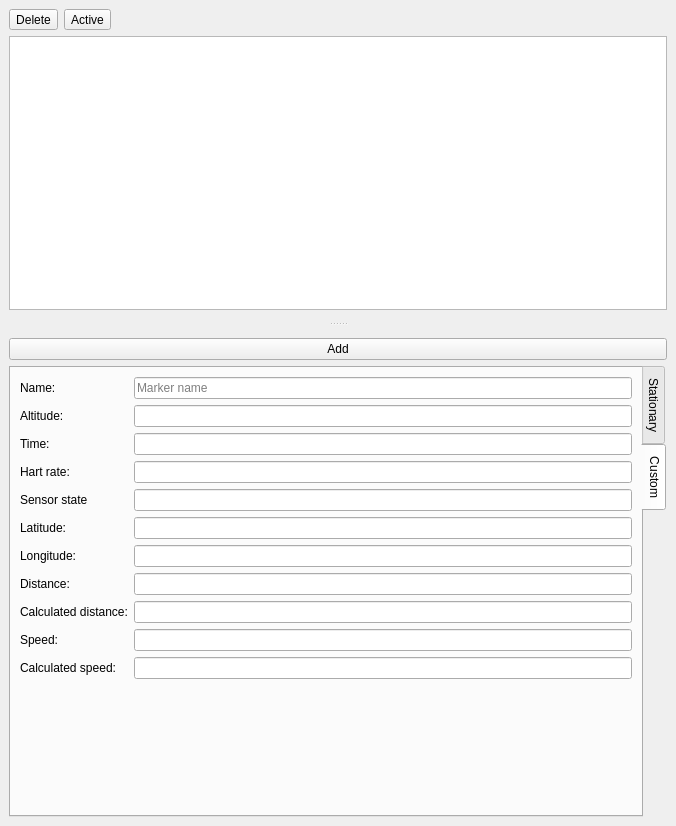
Old version of the form gui/marking_dock.ui in the repository SergiuToporjinschi/GPSTrackEditor.
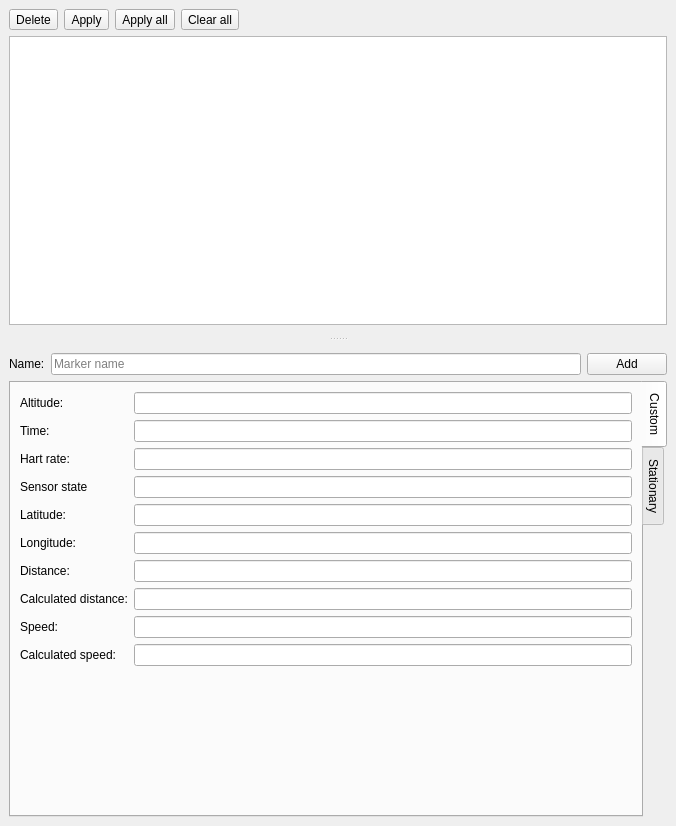
New version of the form. The open tabs and pages were chosen to show the change.

Commit message: Marker with df

```diff
--- a/gui/marking_dock.ui
+++ b/gui/marking_dock.ui
@@ -60,7 +60,7 @@
         </rect>
        </property>
        <property name="autoFillBackground">
-        <bool>false</bool>
+        <bool>true</bool>
        </property>
        <layout class="QVBoxLayout" name="verticalLayout_4">
         <property name="leftMargin">
@@ -108,14 +108,34 @@
               </item>
               <item>
                <widget class="QToolButton" name="toolActivate">
+                <property name="minimumSize">
+                 <size>
+                  <width>45</width>
+                  <height>0</height>
+                 </size>
+                </property>
                 <property name="text">
-                 <string>Active</string>
+                 <string>Apply</string>
                 </property>
                 <property name="checkable">
                  <bool>true</bool>
                 </property>
                </widget>
               </item>
+              <item>
+               <widget class="QToolButton" name="toolActivateAll">
+                <property name="text">
+                 <string>Apply all</string>
+                </property>
+               </widget>
+              </item>
+              <item>
+               <widget class="QToolButton" name="toolClearAll">
+                <property name="text">
+                 <string>Clear all</string>
+                </property>
+               </widget>
+              </item>
               <item>
                <spacer name="horizontalSpacer">
                 <property name="orientation">
@@ -165,6 +185,23 @@
               <property name="leftMargin">
                <number>0</number>
               </property>
+              <item>
+               <widget class="QLabel" name="label_169">
+                <property name="text">
+                 <string>Name:</string>
+                </property>
+                <property name="buddy">
+                 <cstring>editAttrAltitude</cstring>
+                </property>
+               </widget>
+              </item>
+              <item>
+               <widget class="QLineEdit" name="editMarkerName">
+                <property name="placeholderText">
+                 <string>Marker name</string>
+                </property>
+               </widget>
+              </item>
               <item>
                <widget class="QPushButton" name="pushAdd">
                 <property name="text">
@@ -182,35 +219,6 @@
               <property name="currentIndex">
                <number>1</number>
               </property>
-              <widget class="QWidget" name="tabStationary">
-               <attribute name="title">
-                <string>Stationary</string>
-               </attribute>
-               <layout class="QFormLayout" name="formLayout_2">
-                <item row="0" column="0">
-                 <widget class="QLabel" name="label_163">
-                  <property name="sizePolicy">
-                   <sizepolicy hsizetype="Minimum" vsizetype="Minimum">
-                    <horstretch>0</horstretch>
-                    <verstretch>0</verstretch>
-                   </sizepolicy>
-                  </property>
-                  <property name="minimumSize">
-                   <size>
-                    <width>106</width>
-                    <height>0</height>
-                   </size>
-                  </property>
-                  <property name="text">
-                   <string>Tolerance:</string>
-                  </property>
-                 </widget>
-                </item>
-                <item row="0" column="1">
-                 <widget class="QDoubleSpinBox" name="spinBoxStatTolerance"/>
-                </item>
-               </layout>
-              </widget>
               <widget class="QWidget" name="tabCustom">
                <attribute name="title">
                 <string>Custom</string>
@@ -222,7 +230,7 @@
                 <property name="rightMargin">
                  <number>9</number>
                 </property>
-                <item row="1" column="0">
+                <item row="0" column="0">
                  <widget class="QLabel" name="label_167">
                   <property name="text">
                    <string>Altitude:</string>
@@ -232,10 +240,10 @@
                   </property>
                  </widget>
                 </item>
-                <item row="1" column="1">
+                <item row="0" column="1">
                  <widget class="QLineEdit" name="editAttrAltitude"/>
                 </item>
-                <item row="2" column="0">
+                <item row="1" column="0">
                  <widget class="QLabel" name="label_164">
                   <property name="text">
                    <string>Time:</string>
@@ -245,10 +253,10 @@
                   </property>
                  </widget>
                 </item>
-                <item row="2" column="1">
+                <item row="1" column="1">
                  <widget class="QLineEdit" name="editAttrTime"/>
                 </item>
-                <item row="3" column="0">
+                <item row="2" column="0">
                  <widget class="QLabel" name="label_168">
                   <property name="text">
                    <string>Hart rate:</string>
@@ -258,10 +266,10 @@
                   </property>
                  </widget>
                 </item>
-                <item row="3" column="1">
+                <item row="2" column="1">
                  <widget class="QLineEdit" name="editAttrHartRate"/>
                 </item>
-                <item row="4" column="0">
+                <item row="3" column="0">
                  <widget class="QLabel" name="label_162">
                   <property name="text">
                    <string>Sensor state</string>
@@ -271,10 +279,10 @@
                   </property>
                  </widget>
                 </item>
-                <item row="4" column="1">
+                <item row="3" column="1">
                  <widget class="QLineEdit" name="editAttrSensorState"/>
                 </item>
-                <item row="5" column="0">
+                <item row="4" column="0">
                  <widget class="QLabel" name="label_165">
                   <property name="text">
                    <string>Latitude:</string>
@@ -284,10 +292,10 @@
                   </property>
                  </widget>
                 </item>
-                <item row="5" column="1">
+                <item row="4" column="1">
                  <widget class="QLineEdit" name="editAttrLatitude"/>
                 </item>
-                <item row="6" column="0">
+                <item row="5" column="0">
                  <widget class="QLabel" name="label_166">
                   <property name="text">
                    <string>Longitude:</string>
@@ -297,10 +305,10 @@
                   </property>
                  </widget>
                 </item>
-                <item row="6" column="1">
+                <item row="5" column="1">
                  <widget class="QLineEdit" name="editAttrLongitude"/>
                 </item>
-                <item row="7" column="0">
+                <item row="6" column="0">
                  <widget class="QLabel" name="label_158">
                   <property name="text">
                    <string>Distance:</string>
@@ -310,10 +318,10 @@
                   </property>
                  </widget>
                 </item>
-                <item row="7" column="1">
+                <item row="6" column="1">
                  <widget class="QLineEdit" name="editAttrDistance"/>
                 </item>
-                <item row="8" column="0">
+                <item row="7" column="0">
                  <widget class="QLabel" name="label_159">
                   <property name="text">
                    <string>Calculated distance:</string>
@@ -323,10 +331,10 @@
                   </property>
                  </widget>
                 </item>
-                <item row="8" column="1">
+                <item row="7" column="1">
                  <widget class="QLineEdit" name="editAttrCalculatedDistance"/>
                 </item>
-                <item row="9" column="0">
+                <item row="8" column="0">
                  <widget class="QLabel" name="label_160">
                   <property name="text">
                    <string>Speed:</string>
@@ -336,10 +344,10 @@
                   </property>
                  </widget>
                 </item>
-                <item row="9" column="1">
+                <item row="8" column="1">
                  <widget class="QLineEdit" name="editAttrSpeed"/>
                 </item>
-                <item row="10" column="0">
+                <item row="9" column="0">
                  <widget class="QLabel" name="label_161">
                   <property name="text">
                    <string>Calculated speed:</string>
@@ -349,23 +357,57 @@
                   </property>
                  </widget>
                 </item>
-                <item row="10" column="1">
+                <item row="9" column="1">
                  <widget class="QLineEdit" name="editAttrCalculatedSpeed"/>
                 </item>
+               </layout>
+              </widget>
+              <widget class="QWidget" name="tabStationary">
+               <property name="markerCategory" stdset="0">
+                <string>Stationary</string>
+               </property>
+               <attribute name="title">
+                <string>Stationary</string>
+               </attribute>
+               <layout class="QFormLayout" name="formLayout_2">
                 <item row="0" column="0">
-                 <widget class="QLabel" name="label_169">
+                 <widget class="QLabel" name="label_163">
+                  <property name="sizePolicy">
+                   <sizepolicy hsizetype="Minimum" vsizetype="Minimum">
+                    <horstretch>0</horstretch>
+                    <verstretch>0</verstretch>
+                   </sizepolicy>
+                  </property>
+                  <property name="minimumSize">
+                   <size>
+                    <width>106</width>
+                    <height>0</height>
+                   </size>
+                  </property>
                   <property name="text">
-                   <string>Name:</string>
-                  </property>
-                  <property name="buddy">
-                   <cstring>editAttrAltitude</cstring>
+                   <string>Tolerance:</string>
                   </property>
                  </widget>
                 </item>
                 <item row="0" column="1">
-                 <widget class="QLineEdit" name="editMarkerName">
-                  <property name="placeholderText">
-                   <string>Marker name</string>
+                 <widget class="QDoubleSpinBox" name="spinBoxStatTolerance">
+                  <property name="maximumSize">
+                   <size>
+                    <width>16777210</width>
+                    <height>16777215</height>
+                   </size>
+                  </property>
+                  <property name="contextMenuPolicy">
+                   <enum>Qt::PreventContextMenu</enum>
+                  </property>
+                  <property name="toolTipDuration">
+                   <number>-8</number>
+                  </property>
+                  <property name="alignment">
+                   <set>Qt::AlignBottom|Qt::AlignLeading|Qt::AlignLeft</set>
+                  </property>
+                  <property name="markerCategory" stdset="0">
+                   <string>Stationary</string>
                   </property>
                  </widget>
                 </item>
```
Left out of the diff: 14 changed lines with no effect on the pictures. The commit also changes 10 other files.
